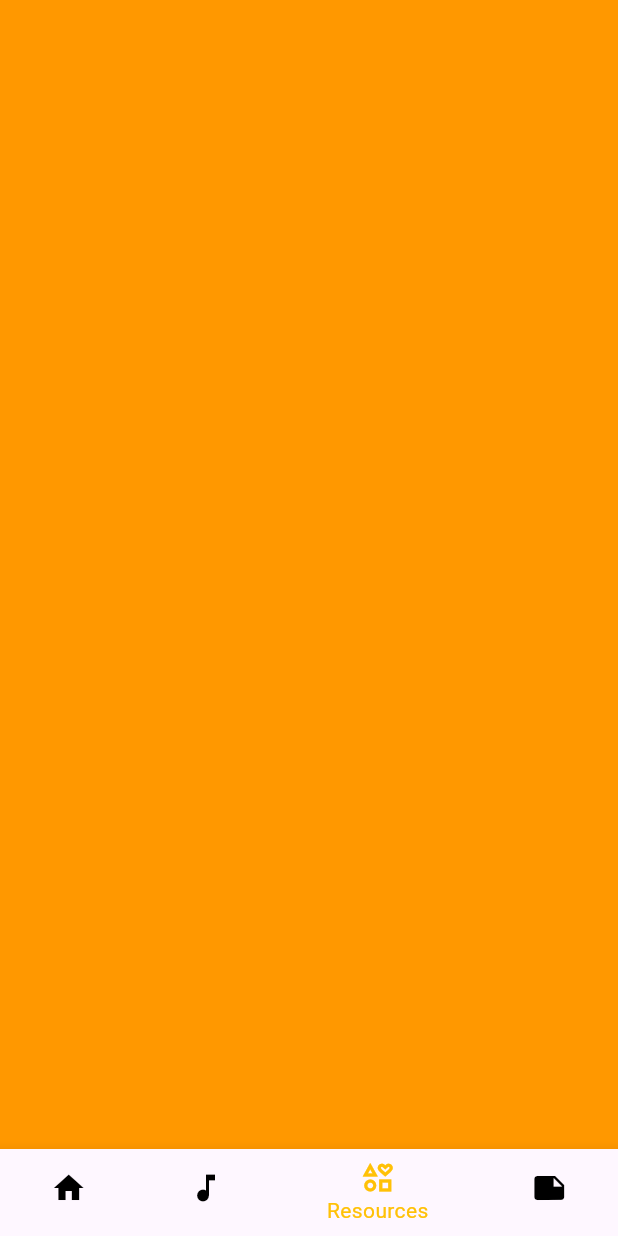
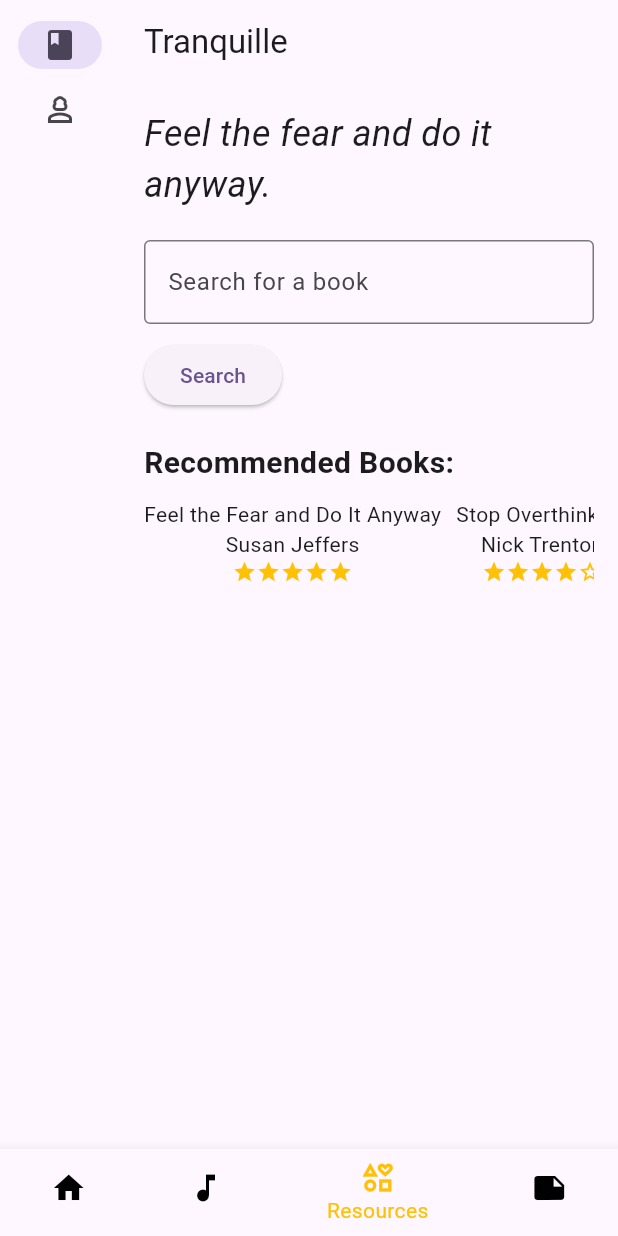
Before and after one commit to MJ-Chaudhry/Tranquille, a Flutter app: the screen it shows after launch, item 3 of the bottom bar chosen, on a phone screen of 412 x 824 dp. Run offline on Flutter 3.47's test engine with Material 3 defaults, Android fonts, the phone set to English and light mode, and no system bars; our stand-ins replace just_audio.

Commit message:
Added in remaining pages

```diff
--- a/lib/main.dart
+++ b/lib/main.dart
@@ -1,6 +1,8 @@
 import 'package:flutter/material.dart';
 import 'package:tranquille/home.dart';
 import 'package:tranquille/music.dart';
+import 'package:tranquille/notes.dart';
+import 'package:tranquille/resources.dart';
 
 void main() {
   runApp(const MyApp());
@@ -36,12 +38,8 @@
   List<Widget> pages = [
     const Home(),
     const Music(),
-    Container(
-      color: Colors.orange,
-    ),
-    Container(
-      color: Colors.grey,
-    ),
+    const Resources(),
+    const NotesPage(),
   ];
 
   @override
--- /dev/null
+++ b/lib/resources.dart
@@ -0,0 +1,167 @@
+import 'package:flutter/material.dart';
+import 'dart:math';
+
+class Resources extends StatefulWidget {
+  const Resources({super.key});
+
+  @override
+  State<Resources> createState() => _ResourcesState();
+}
+
+class _ResourcesState extends State<Resources> {
+  int _selectedIndex = 0;
+
+  final List<Widget> _pages = [
+    const ResourcePage(), // Books page
+    const TherapistsPage(), // Placeholder for therapists page
+  ];
+
+  void _onNavigationRailTap(int index) {
+    setState(() {
+      _selectedIndex = index;
+    });
+  }
+
+  @override
+  Widget build(BuildContext context) {
+    return Scaffold(
+      body: Row(
+        children: [
+          SafeArea(
+            child: NavigationRail(
+              destinations: const [
+                NavigationRailDestination(
+                  icon: Icon(Icons.book),
+                  label: Text('Books'),
+                ),
+                NavigationRailDestination(
+                  icon: Icon(Icons.person_3_outlined),
+                  label: Text('Therapists'),
+                ),
+              ],
+              labelType: NavigationRailLabelType.none,
+              selectedIndex: _selectedIndex,
+              onDestinationSelected: _onNavigationRailTap,
+            ),
+          ),
+          Expanded(child: _pages[_selectedIndex]),
+        ],
+      ),
+    );
+  }
+}
+
+class ResourcePage extends StatefulWidget {
+  const ResourcePage({super.key});
+
+  @override
+  State<ResourcePage> createState() => _ResourcePageState();
+}
+
+class _ResourcePageState extends State<ResourcePage> {
+  final List<String> quotes = [
+    "Feel the fear and do it anyway.",
+    "Stop overthinking, start living.",
+    "Every day is a new beginning.",
+    "You are stronger than you think."
+  ];
+
+  @override
+  Widget build(BuildContext context) {
+    final randomQuote = quotes[Random().nextInt(quotes.length)];
+
+    return Scaffold(
+      appBar: AppBar(title: const Text('Tranquille')),
+      body: Padding(
+        padding: const EdgeInsets.all(16.0),
+        child: Column(
+          crossAxisAlignment: CrossAxisAlignment.start,
+          children: [
+            Text(randomQuote,
+                style:
+                    const TextStyle(fontSize: 24, fontStyle: FontStyle.italic)),
+            const SizedBox(height: 20),
+            const TextField(
+              decoration: InputDecoration(
+                  labelText: 'Search for a book', border: OutlineInputBorder()),
+            ),
+            const SizedBox(height: 10),
+            ElevatedButton(onPressed: () {}, child: const Text('Search')),
+            const SizedBox(height: 20),
+            const Text('Recommended Books:',
+                style: TextStyle(fontSize: 20, fontWeight: FontWeight.bold)),
+            const SizedBox(height: 10),
+            const SingleChildScrollView(
+              scrollDirection: Axis.horizontal,
+              child: Row(
+                children: [
+                  BookCard(
+                      imagePath: 'assets/images/fear.jpeg',
+                      bookName: 'Feel the Fear and Do It Anyway',
+                      authorName: 'Susan Jeffers',
+                      rating: 4.5),
+                  SizedBox(width: 10),
+                  BookCard(
+                      imagePath: 'assets/images/stop.jpeg',
+                      bookName: 'Stop Overthinking',
+                      authorName: 'Nick Trenton',
+                      rating: 4.0),
+                  SizedBox(width: 10),
+                  BookCard(
+                      imagePath: 'assets/images/trauma.jpeg',
+                      bookName: 'Healing Childhood Trauma',
+                      authorName: 'Robin Marvel',
+                      rating: 4.8),
+                ],
+              ),
+            ),
+          ],
+        ),
+      ),
+    );
+  }
+}
+
+class TherapistsPage extends StatelessWidget {
+  const TherapistsPage({super.key});
+
+  @override
+  Widget build(BuildContext context) {
+    return const Center(
+      child: Text('Therapists Page', style: TextStyle(fontSize: 24)),
+    );
+  }
+}
+
+class BookCard extends StatelessWidget {
+  final String imagePath;
+  final String bookName;
+  final String authorName;
+  final double rating;
+
+  const BookCard(
+      {super.key,
+      required this.imagePath,
+      required this.bookName,
+      required this.authorName,
+      required this.rating});
+
+  @override
+  Widget build(BuildContext context) {
+    return Column(
+      children: [
+        // Image.asset(imagePath, width: 100, height: 150),
+        // const SizedBox(height: 5),
+        Text(bookName, textAlign: TextAlign.center),
+        Text(authorName, textAlign: TextAlign.center),
+        Row(
+          mainAxisAlignment: MainAxisAlignment.center,
+          children: List.generate(5, (index) {
+            return Icon(index < rating.round() ? Icons.star : Icons.star_border,
+                color: Colors.amber, size: 16);
+          }),
+        ),
+      ],
+    );
+  }
+}
```
Also changed, not shown: lib/home.dart (+77 -8 lines), lib/notes.dart (added, +141 -0 lines).
